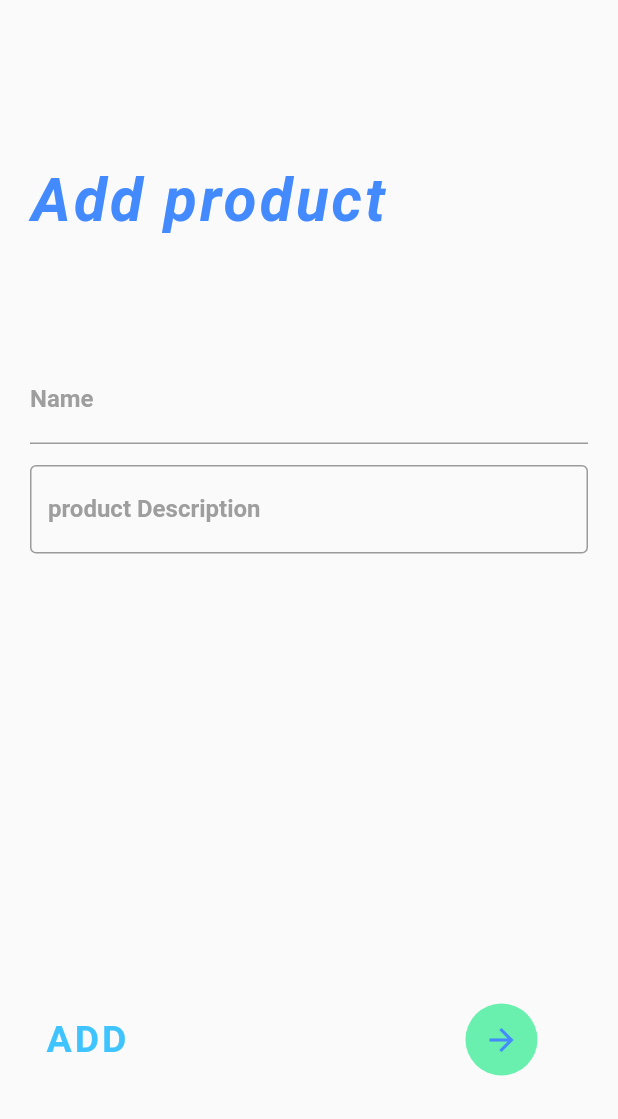
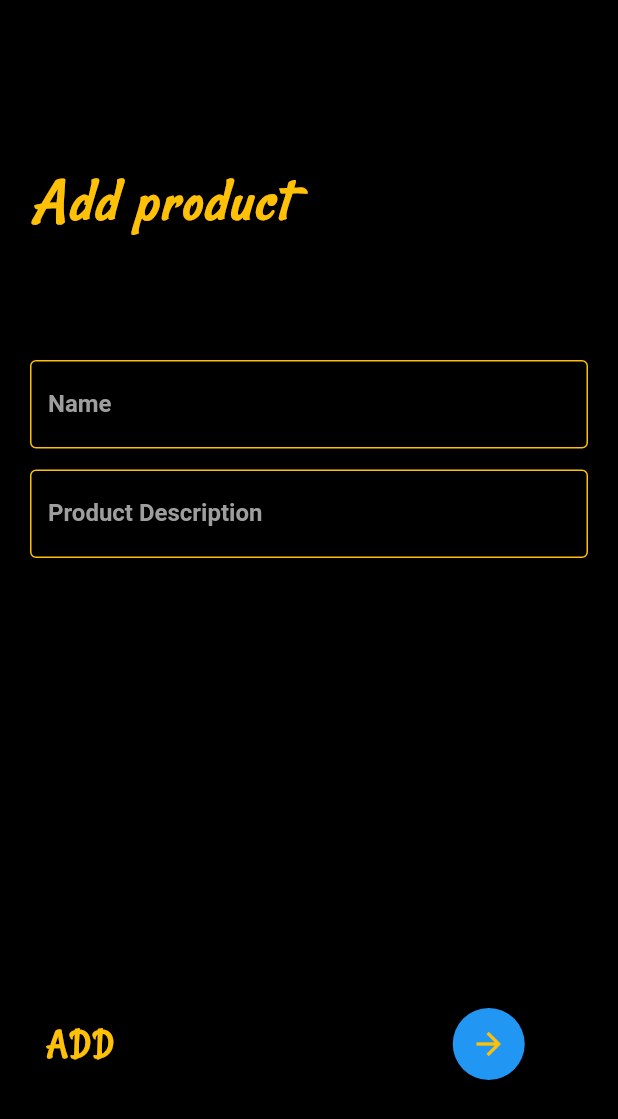
Before and after one commit to Chandresh2702/login-page, a Flutter app: the AddProduct screen opened directly, on a phone screen of 412 x 824 dp. Shown: the top 1119 px of the screen. Run offline on Flutter 3.47's test engine with Material 2 defaults, Android fonts, the phone set to English and light mode, and no system bars; our stand-ins replace carousel_slider; Roboto replaces fonts that are missing (Montserrat).

Commit message:
add page new design

```diff
--- a/E-xchange/lib/screens/add_productpage.dart
+++ b/E-xchange/lib/screens/add_productpage.dart
@@ -11,6 +11,7 @@ class _AddProductState extends State<AddProduct> {
   @override
   Widget build(BuildContext context) {
     return Scaffold(
+      backgroundColor: Colors.black,
       resizeToAvoidBottomInset: false,
       body: Column(
         crossAxisAlignment: CrossAxisAlignment.start,
@@ -23,9 +24,10 @@ class _AddProductState extends State<AddProduct> {
                   child: Text(
                     'Add product',
                     style: TextStyle(
-                      color: Colors.blueAccent,
+                      color: Colors.amber,
                       letterSpacing: 2.0,
                       fontSize: 40.0,
+                      fontFamily: 'Rancho',
                       fontWeight: FontWeight.bold,
                       fontStyle: FontStyle.italic,
                     ),
@@ -39,9 +41,14 @@ class _AddProductState extends State<AddProduct> {
             child: Column(children: <Widget>[
               TextField(
                 decoration: InputDecoration(
+                    enabledBorder: OutlineInputBorder(
+                        borderSide: const BorderSide(color:Colors.amber)
+                    ),
+                  focusedBorder: OutlineInputBorder(
+                    borderSide: const BorderSide(color:Colors.amber)
+                  ),
                     labelText: 'Name',
                     labelStyle: TextStyle(
-                        fontFamily: 'Montserrat',
                         fontWeight: FontWeight.bold,
                         color: Colors.grey)),
               ),
@@ -50,8 +57,13 @@ class _AddProductState extends State<AddProduct> {
                 keyboardType: TextInputType.multiline,
                 maxLines: null,
                 decoration: InputDecoration(
-                    border: OutlineInputBorder(),
-                    labelText: 'product Description',
+                    enabledBorder: OutlineInputBorder(
+                        borderSide: const BorderSide(color:Colors.amber)
+                    ),
+                    focusedBorder: OutlineInputBorder(
+                        borderSide: const BorderSide(color:Colors.amber)
+                    ),
+                    labelText: 'Product Description',
                     labelStyle: TextStyle(
                         fontFamily: 'Montserrat',
                         fontWeight: FontWeight.bold,
@@ -70,7 +82,8 @@ class _AddProductState extends State<AddProduct> {
                 Text(
                   'ADD',
                   style: TextStyle(
-                    color: Colors.lightBlueAccent,
+                    color: Colors.amber,
+                    fontFamily: 'Rancho',
                     letterSpacing: 2.0,
                     fontSize: 25,
                     fontWeight: FontWeight.bold,
@@ -80,13 +93,13 @@ class _AddProductState extends State<AddProduct> {
                 SizedBox(width: 225),
                 Ink(
                   decoration: const ShapeDecoration(
-                    color: Colors.greenAccent,
+                    color: Colors.blue,
                     shape: CircleBorder(),
                   ),
                   child: IconButton(
                     icon: Icon(
                       Icons.arrow_forward,
-                      color: Colors.blueAccent,
+                      color: Colors.amber,
                     ),
                     color: Colors.white,
                     onPressed: () {},
```
